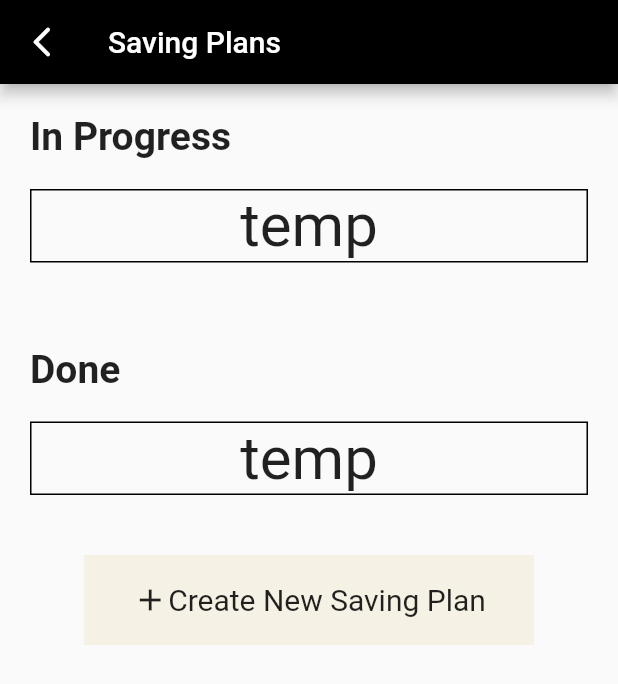
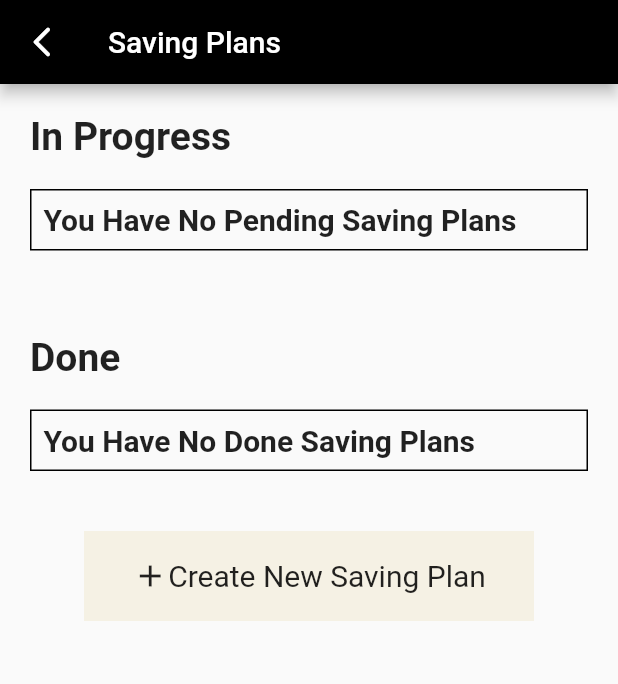
Before and after one commit to Zixuan01/CS184, a Flutter app: the SavePage screen opened by its route, on a phone screen of 412 x 824 dp. Shown: the top 684 px of the screen. Run offline on Flutter 3.47's test engine with Material 2 defaults, Android fonts, the phone set to English and light mode, and no system bars; our stand-ins replace firebase_auth, firebase_core, firebase_database, get; accounts and stored records are empty.

Commit message:
save plans format

```diff
--- a/cs184/lib/save_page/save_page.dart
+++ b/cs184/lib/save_page/save_page.dart
@@ -1,3 +1,5 @@
+import 'package:firebase_auth/firebase_auth.dart';
+import 'package:firebase_database/firebase_database.dart';
 import 'package:flutter/material.dart';
 import 'package:intl/intl.dart';
 
@@ -14,10 +16,77 @@ class _SavePageState extends State<SavePage> {
     fontWeight: FontWeight.bold,
   );
 
+  DatabaseReference id = FirebaseDatabase.instance
+      .ref('id/${FirebaseAuth.instance.currentUser!.uid}/save');
+
+  List<Widget> done = [];
+  List<Widget> pending = [];
+
+  void tmp() async {
+    var data = await id.get();
+    var map = data.value as List;
+
+    for (int i = 1; i < map.length; i++) {
+      // print(map.values.elementAt(i)['amount']);
+      print(map[i].runtimeType);
+      Widget temp = Padding(
+          padding: EdgeInsets.fromLTRB(5, 10, 5, 10),
+          child: Container(
+              width: double.infinity,
+              decoration: BoxDecoration(
+                border: Border.all(color: Colors.black, width: 1),
+              ),
+              child: Row(mainAxisAlignment: MainAxisAlignment.start, children: [
+                Padding(
+                    padding:
+                        const EdgeInsets.only(left: 10.0, top: 5, bottom: 5),
+                    child: Column(
+                      crossAxisAlignment: CrossAxisAlignment.start,
+                      children: [
+                        Row(
+                          children: [
+                            Padding(
+                              padding: const EdgeInsets.only(left: 5.0),
+                              child: Text(
+                                "${map[i]['start']} to " + map[i]['end'],
+                                style: TextStyle(
+                                    fontSize: 20, fontWeight: FontWeight.bold),
+                              ),
+                            ),
+                          ],
+                        ),
+                        Padding(
+                          padding: const EdgeInsets.only(
+                              left: 5.0, top: 5, bottom: 5),
+                          child: Text(
+                            "Total Budget: ${map[i]['amount']}",
+                            style: TextStyle(
+                                fontSize: 20, fontWeight: FontWeight.bold),
+                          ),
+                        ),
+                      ],
+                    ))
+              ])));
+
+      if (DateTime.parse(map[i]['end']).isBefore(DateTime.now())) {
+        done.add(temp);
+      } else {
+        pending.add(temp);
+      }
+    }
+    setState(() {});
+  }
+
   void _onItemTapped(int index) {
     setState(() {
       _selected_index = index;
     });
+  }
+
+  @override
+  void initState() {
+    tmp();
+    super.initState();
   }
 
   @override
@@ -59,20 +128,27 @@ class _SavePageState extends State<SavePage> {
               Padding(
                 padding: const EdgeInsets.symmetric(vertical: 20.0),
                 child: Container(
-                  width: double.infinity,
                   decoration: BoxDecoration(
                     border: Border.all(width: 1.0, color: Colors.black),
                   ),
                   child: SingleChildScrollView(
                     child: Column(
-                      children: [
-                        Container(
-                          child: const Text(
-                            "temp",
-                            style: TextStyle(fontSize: 40),
-                          ),
-                        )
-                      ],
+                      children: pending.length == 0
+                          ? [
+                              Padding(
+                                padding: const EdgeInsets.all(8.0),
+                                child: Container(
+                                  width: double.infinity,
+                                  child: Text(
+                                    "You Have No Pending Saving Plans",
+                                    style: TextStyle(
+                                        fontSize: 20,
+                                        fontWeight: FontWeight.bold),
+                                  ),
+                                ),
+                              )
+                            ]
+                          : pending,
                     ),
                   ),
                 ),
@@ -94,21 +170,27 @@ class _SavePageState extends State<SavePage> {
               Padding(
                 padding: const EdgeInsets.symmetric(vertical: 20.0),
                 child: Container(
-                  width: double.infinity,
                   decoration: BoxDecoration(
                     border: Border.all(width: 1.0, color: Colors.black),
                   ),
                   child: SingleChildScrollView(
                     child: Column(
-                      children: [
-                        Container(
-                          child: const Text(
-                            "temp",
-                            style: TextStyle(fontSize: 40),
-                          ),
-                        )
-                      ],
-                    ),
+                        children: done.length == 0
+                            ? [
+                                Padding(
+                                  padding: const EdgeInsets.all(8.0),
+                                  child: Container(
+                                    width: double.infinity,
+                                    child: Text(
+                                      "You Have No Done Saving Plans",
+                                      style: TextStyle(
+                                          fontSize: 20,
+                                          fontWeight: FontWeight.bold),
+                                    ),
+                                  ),
+                                )
+                              ]
+                            : done),
                   ),
                 ),
               ),
```
